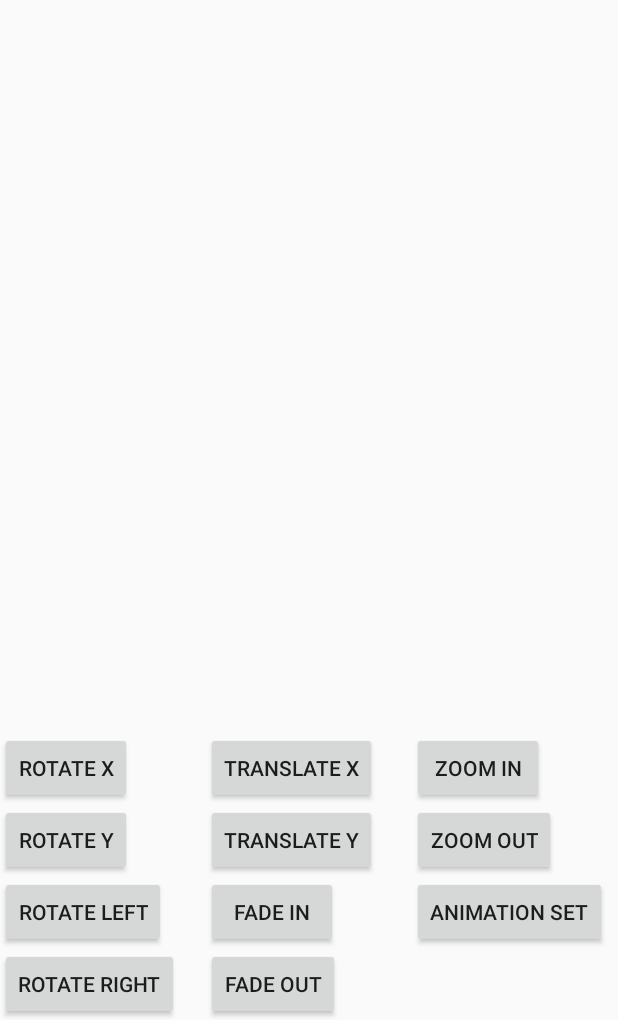
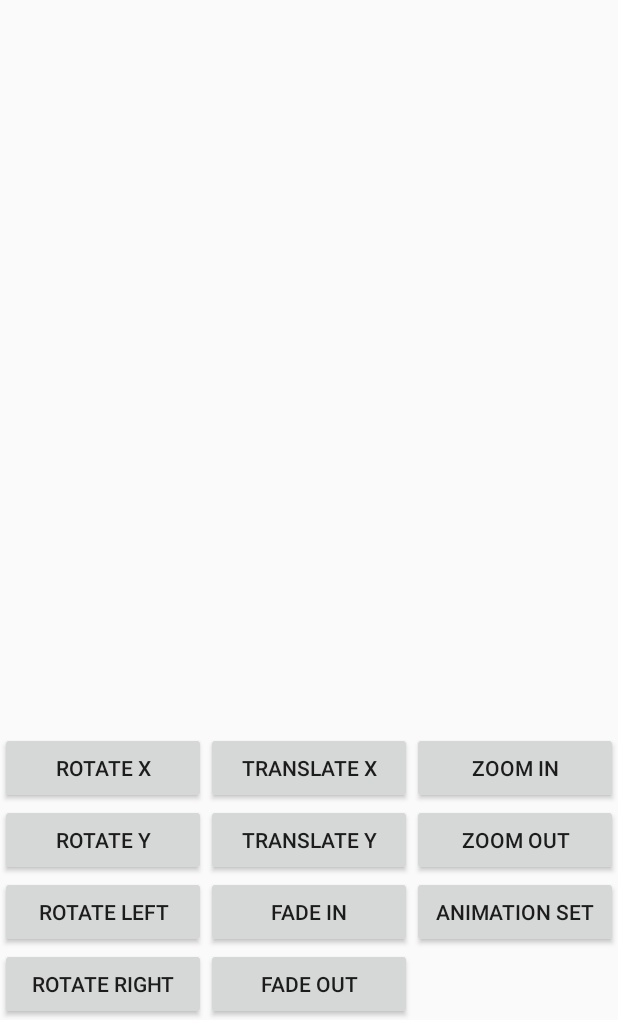
Before and after one commit to khurshedgulov/Lesson25-26-27, an Android app: the screen it shows after launch (MainActivity), on a phone screen of 412 x 824 dp, the part 216-1236 px from its top. Run offline under Robolectric (Android 15) with nearby library versions, the phone set to English and light mode, and no system bars.

Commit message:
Commented code

```diff
--- a/app/src/main/res/layout/activity_main.xml
+++ b/app/src/main/res/layout/activity_main.xml
@@ -30,14 +30,14 @@
 
             <Button
                 android:id="@+id/rotateX"
-                android:layout_width="wrap_content"
+                android:layout_width="match_parent"
                 android:layout_height="wrap_content"
                 android:onClick="animateOnClick"
                 android:text="Rotate X" />
 
             <Button
                 android:id="@+id/rotateY"
-                android:layout_width="wrap_content"
+                android:layout_width="match_parent"
                 android:layout_height="wrap_content"
                 android:onClick="animateOnClick"
                 android:text="Rotate Y" />
@@ -45,14 +45,14 @@
             <Button
                 android:id="@+id/rotateLeft"
                 android:onClick="animateOnClick"
-                android:layout_width="wrap_content"
+                android:layout_width="match_parent"
                 android:layout_height="wrap_content"
                 android:text="Rotate Left" />
 
             <Button
                 android:id="@+id/rotateRight"
                 android:onClick="animateOnClick"
-                android:layout_width="wrap_content"
+                android:layout_width="match_parent"
                 android:layout_height="wrap_content"
                 android:text="Rotate Right" />
         </LinearLayout>
@@ -66,35 +66,34 @@
             <Button
                 android:id="@+id/translateX"
                 android:onClick="animateOnClick"
-                android:layout_width="wrap_content"
+                android:layout_width="match_parent"
                 android:layout_height="wrap_content"
                 android:text="Translate X" />
 
             <Button
                 android:onClick="animateOnClick"
                 android:id="@+id/translateY"
-                android:layout_width="wrap_content"
+                android:layout_width="match_parent"
                 android:layout_height="wrap_content"
                 android:text="Translate Y" />
 
             <Button
                 android:onClick="animateOnClick"
                 android:id="@+id/fadeIn"
-                android:layout_width="wrap_content"
+                android:layout_width="match_parent"
                 android:layout_height="wrap_content"
                 android:text="Fade In" />
 
             <Button
                 android:onClick="animateOnClick"
                 android:id="@+id/fadeOut"
-                android:layout_width="wrap_content"
+                android:layout_width="match_parent"
                 android:layout_height="wrap_content"
                 android:text="Fade Out" />
 
         </LinearLayout>
 
         <LinearLayout
-            android:gravity="fill"
             android:layout_width="0dp"
             android:layout_height="wrap_content"
             android:layout_weight="1"
@@ -103,19 +102,19 @@
             <Button
                 android:onClick="animateOnClick"
                 android:id="@+id/zoomIn"
-                android:layout_width="wrap_content"
+                android:layout_width="match_parent"
                 android:layout_height="wrap_content"
                 android:text="Zoom In" />
 
             <Button
                 android:onClick="animateOnClick"
                 android:id="@+id/zoomOut"
-                android:layout_width="wrap_content"
+                android:layout_width="match_parent"
                 android:layout_height="wrap_content"
                 android:text="Zoom Out" />
 
             <Button
-                android:layout_width="wrap_content"
+                android:layout_width="match_parent"
                 android:layout_height="wrap_content"
                 android:text="Animation Set"
                 android:id="@+id/animationsStart"
```
